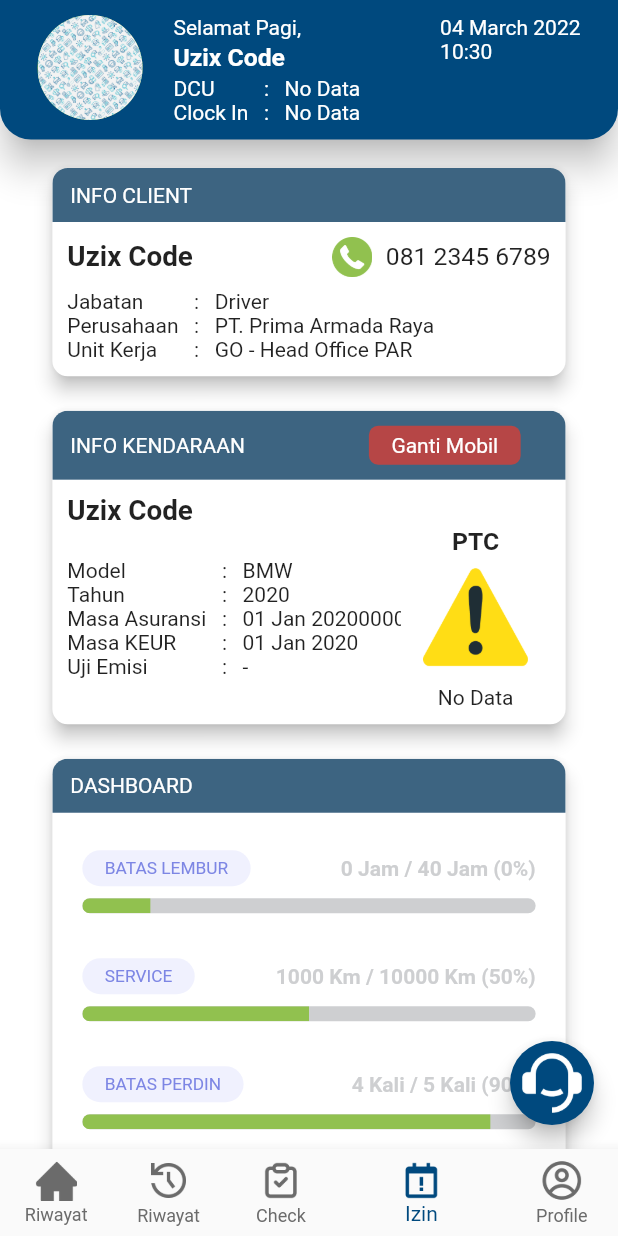
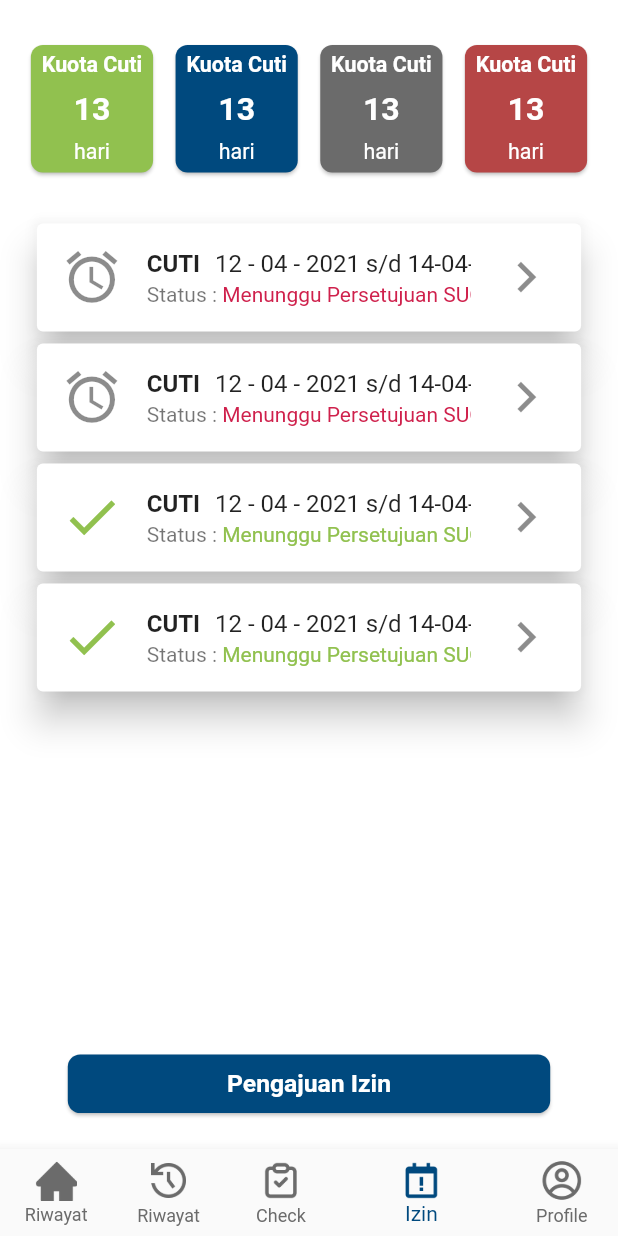
Before and after one commit to uzixCode/par-mobile, a Flutter app: the MainDriverPage screen opened directly, swiped to page 4, on a phone screen of 412 x 824 dp. Run offline on Flutter 3.47's test engine with Material 2 defaults, Android fonts, the phone set to English and light mode, and no system bars; our stand-ins replace dio, flutter_rating_bar, fluttertoast, get, percent_indicator.

Commit message:
driver izin page

```diff
--- a/lib/controllers/driver/main/main_driver_page_controller.dart
+++ b/lib/controllers/driver/main/main_driver_page_controller.dart
@@ -3,6 +3,7 @@ import 'package:get/get.dart';
 import 'package:intl/intl.dart';
 import 'package:par_mobile/views/driver/beranda/beranda_driver_page.dart';
 import 'package:par_mobile/views/driver/check/check_driver_page.dart';
+import 'package:par_mobile/views/driver/izin/izin_driver_page.dart';
 import 'package:par_mobile/views/driver/riwayat/riwayat_driver_page.dart';
 
 class MainDriverPageController extends GetxController {
@@ -13,7 +14,7 @@ class MainDriverPageController extends GetxController {
     BerandaDriverPage(),
     RiwayatDriverPage(),
     CheckDriverPage(),
-    BerandaDriverPage(),
+    IzinDriverPage(),
     BerandaDriverPage(),
   ];
   PageController pageController =
--- a/lib/views/driver/dailycheckup/dailycheckup_driver_page.dart
+++ b/lib/views/driver/dailycheckup/dailycheckup_driver_page.dart
@@ -34,14 +34,6 @@ class DailyCheckUP extends StatelessWidget {
                 Expanded(
                     child: Padding(
                   padding: const EdgeInsets.symmetric(horizontal: 20.0),
-                  child: Scrollbar(
-                    interactive: true,
-                    radius: Radius.circular(50),
-                    thickness: 5,
-                    trackVisibility: true,
-                    isAlwaysShown: true,
-                    child: Padding(
-                      padding: const EdgeInsets.only(right: 8.0),
                   child: ListView(
                     children: [
                       CheckupTiles(
@@ -57,8 +49,8 @@ class DailyCheckUP extends StatelessWidget {
                               ),
                             ),
                             Padding(
-                                  padding: const EdgeInsets.symmetric(
-                                      horizontal: 8.0),
+                              padding:
+                                  const EdgeInsets.symmetric(horizontal: 8.0),
                               child: Text(
                                 "\u2103",
                                 style: TextStyle(
@@ -96,8 +88,8 @@ class DailyCheckUP extends StatelessWidget {
                               ),
                             ),
                             Padding(
-                                  padding: const EdgeInsets.symmetric(
-                                      horizontal: 8.0),
+                              padding:
+                                  const EdgeInsets.symmetric(horizontal: 8.0),
                               child: Text(
                                 "mmhg",
                                 style: TextStyle(
@@ -132,17 +124,13 @@ class DailyCheckUP extends StatelessWidget {
                           onValueChange: (value) {
                             print(value);
                           },
-                              label:
-                                  "Apakah Anda Tidak Mengkonsumsi Minuman ?"),
+                          label: "Apakah Anda Tidak Mengkonsumsi Minuman ?"),
                       QuestionCheckUpTiles(
                           onValueChange: (value) {
                             print(value);
                           },
-                              label:
-                                  "Apakah Anda Tidak Mengkonsumsi Obat Tidur ?")
+                          label: "Apakah Anda Tidak Mengkonsumsi Obat Tidur ?")
                     ],
-                      ),
-                    ),
                   ),
                 )),
                 Padding(
--- /dev/null
+++ b/lib/views/driver/izin/izin_driver_page.dart
@@ -0,0 +1,97 @@
+import 'package:flutter/material.dart';
+import 'package:get/get.dart';
+import 'package:par_mobile/constants/all_color.dart';
+import 'package:par_mobile/widgets/izinhistorycard.dart';
+import 'package:par_mobile/widgets/izinkuotacard.dart';
+
+class IzinDriverPage extends StatelessWidget {
+  const IzinDriverPage({Key? key}) : super(key: key);
+
+  @override
+  Widget build(BuildContext context) {
+    return Scaffold(
+        body: Center(
+      child: SizedBox(
+          width: Get.width * 0.90,
+          child: Column(
+            children: [
+              Padding(
+                padding: const EdgeInsets.symmetric(vertical: 30.0),
+                child: Row(
+                  mainAxisAlignment: MainAxisAlignment.spaceBetween,
+                  children: [
+                    Expanded(
+                        child: IzinKuotaCard(
+                      color: allColor.green,
+                      kuota: "13",
+                      label: "Kuota Cuti",
+                    )),
+                    SizedBox(
+                      width: 15,
+                    ),
+                    Expanded(
+                        child: IzinKuotaCard(
+                      color: allColor.primary,
+                      kuota: "13",
+                      label: "Kuota Cuti",
+                    )),
+                    SizedBox(
+                      width: 15,
+                    ),
+                    Expanded(
+                        child: IzinKuotaCard(
+                      color: allColor.grey,
+                      kuota: "13",
+                      label: "Kuota Cuti",
+                    )),
+                    SizedBox(
+                      width: 15,
+                    ),
+                    Expanded(
+                        child: IzinKuotaCard(
+                      color: allColor.red,
+                      kuota: "13",
+                      label: "Kuota Cuti",
+                    )),
+                  ],
+                ),
+              ),
+              Expanded(
+                child: ListView(
+                  children: [
+                    IzinHistoryCard(),
+                    IzinHistoryCard(),
+                    IzinHistoryCard(status: 2),
+                    IzinHistoryCard(status: 2),
+                  ],
+                ),
+              ),
+              Padding(
+                padding: const EdgeInsets.symmetric(vertical: 20),
+                child: SizedBox(
+                  width: Get.width * 0.80,
+                  child: Card(
+                    shape: RoundedRectangleBorder(
+                        borderRadius: BorderRadius.circular(Get.width * 0.02)),
+                    color: allColor.primary,
+                    child: Padding(
+                      padding: const EdgeInsets.symmetric(
+                          horizontal: 8.0, vertical: 10),
+                      child: Center(
+                        child: Text(
+                          "Pengajuan Izin",
+                          style: TextStyle(
+                              color: Colors.white,
+                              fontWeight: FontWeight.bold,
+                              fontSize: Get.width * 0.04),
+                        ),
+                      ),
+                    ),
+                  ),
+                ),
+              )
+            ],
+          )),
+    ));
+  }
+}
--- /dev/null
+++ b/lib/widgets/izinhistorycard.dart
@@ -0,0 +1,55 @@
+import 'package:flutter/material.dart';
+import 'package:get/get.dart';
+import 'package:par_mobile/constants/all_color.dart';
+
+class IzinHistoryCard extends StatelessWidget {
+  IzinHistoryCard({Key? key, this.status = 1}) : super(key: key);
+  int status;
+  @override
+  Widget build(BuildContext context) {
+    return Card(
+      elevation: 10,
+      child: ListTile(
+        leading: Icon(
+          status == 1 ? Icons.alarm_outlined : Icons.check,
+          size: Get.width * 0.10,
+          color: status == 1 ? null : allColor.green,
+        ),
+        title: Row(
+          children: [
+            Text(
+              "CUTI",
+              style: TextStyle(fontWeight: FontWeight.bold),
+            ),
+            SizedBox(
+              width: 10,
+            ),
+            Expanded(
+                child: SingleChildScrollView(
+                    scrollDirection: Axis.horizontal,
+                    child: Text("12 - 04 - 2021 s/d 14-04-2021"))),
+          ],
+        ),
+        subtitle: Row(
+          children: [
+            Text("Status : "),
+            Expanded(
+              child: SingleChildScrollView(
+                scrollDirection: Axis.horizontal,
+                child: Text(
+                  "Menunggu Persetujuan SUO",
+                  style: TextStyle(
+                      color: status == 1 ? allColor.light_red : allColor.green),
+                ),
+              ),
+            )
+          ],
+        ),
+        trailing: Icon(
+          Icons.chevron_right,
+          size: Get.width * 0.10,
+        ),
+      ),
+    );
+  }
+}
--- /dev/null
+++ b/lib/widgets/izinkuotacard.dart
@@ -0,0 +1,50 @@
+import 'package:flutter/material.dart';
+import 'package:par_mobile/constants/all_color.dart';
+
+class IzinKuotaCard extends StatelessWidget {
+  IzinKuotaCard(
+      {Key? key, required this.color, required this.kuota, required this.label})
+      : super(key: key);
+  Color color;
+  String label;
+  String kuota;
+  @override
+  Widget build(BuildContext context) {
+    return Card(
+      shape: RoundedRectangleBorder(borderRadius: BorderRadius.circular(8)),
+      margin: EdgeInsets.zero,
+      color: color,
+      child: Padding(
+        padding: const EdgeInsets.all(5.0),
+        child: LayoutBuilder(
+          builder: (context, card) => Column(
+            children: [
+              Text(
+                label,
+                style: TextStyle(
+                    color: Colors.white,
+                    fontWeight: FontWeight.bold,
+                    fontSize: card.maxWidth * 0.20),
+              ),
+              Padding(
+                padding: const EdgeInsets.symmetric(vertical: 8.0),
+                child: Text(
+                  kuota,
+                  style: TextStyle(
+                      color: Colors.white,
+                      fontWeight: FontWeight.bold,
+                      fontSize: card.maxWidth * 0.30),
+                ),
+              ),
+              Text(
+                "hari",
+                style: TextStyle(
+                    color: Colors.white, fontSize: card.maxWidth * 0.20),
+              ),
+            ],
+          ),
+        ),
+      ),
+    );
+  }
+}
```
Lines whose indentation alone changed are shown as unchanged.
